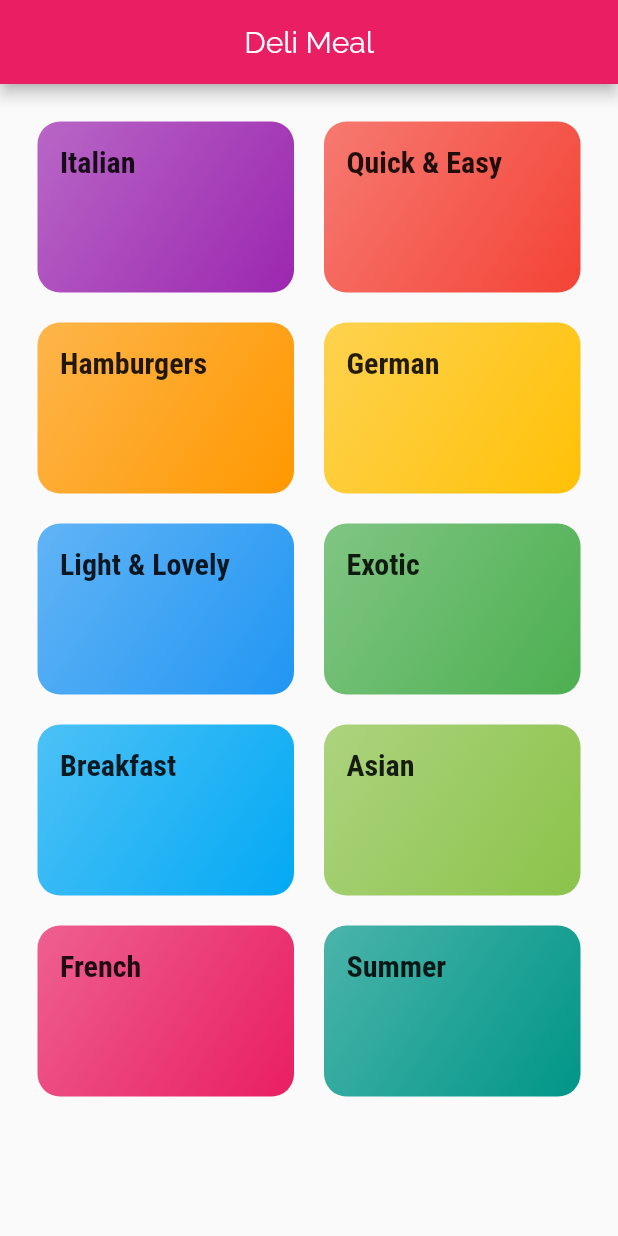
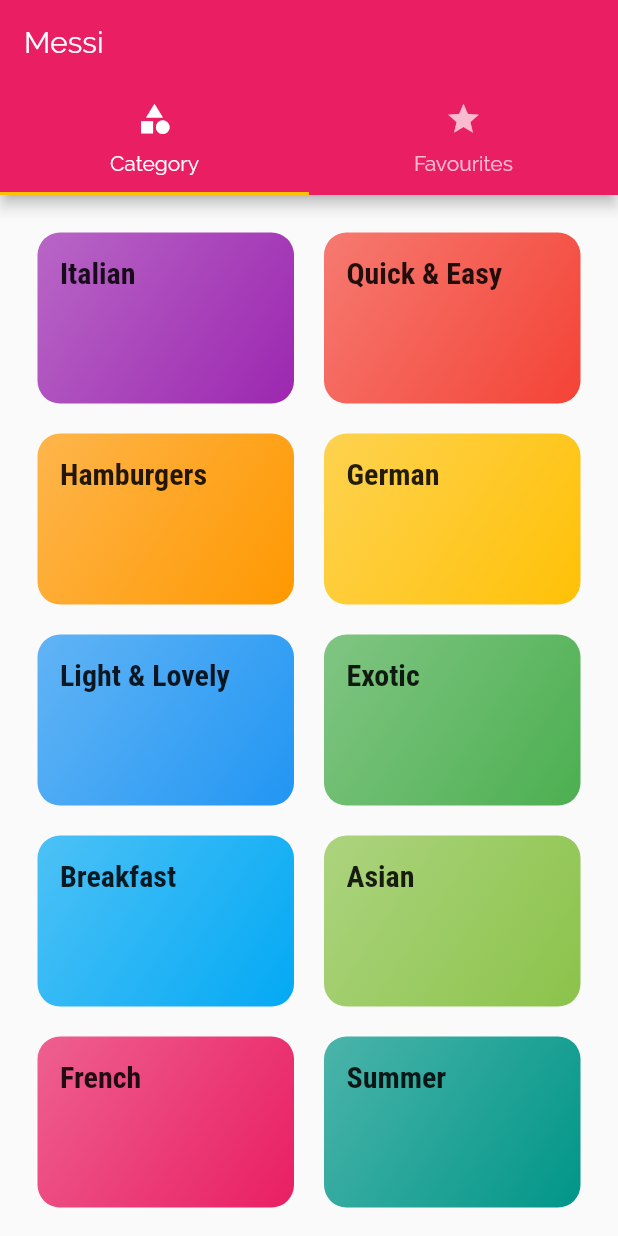
Before and after one commit to ahmed3ssem/deli_meals, a Flutter app: the screen it shows after launch, on a phone screen of 412 x 824 dp. Run offline on Flutter 3.47's test engine with Material 2 defaults, Android fonts, the phone set to English and light mode, and no system bars.

Commit message:
Add Tabs To AppBar

```diff
--- a/lib/main.dart
+++ b/lib/main.dart
@@ -1,3 +1,4 @@
+import 'package:deli_meals/screens/tabs_screen.dart';
 import 'package:flutter/material.dart';
 
 import 'screens/categories_screen.dart';
@@ -20,7 +21,7 @@ class MyApp extends StatelessWidget {
           title: TextStyle(fontSize: 20,fontFamily: 'RobotoCondensed',fontWeight: FontWeight.bold)
         ),
       ),
-      home: CategoriesScreen(),
+      home: TabsScreen(),
     );
   }
 }
--- a/lib/screens/categories_screen.dart
+++ b/lib/screens/categories_screen.dart
@@ -6,12 +6,7 @@ import '../widget/category_item.dart';
 class CategoriesScreen extends StatelessWidget {
   @override
   Widget build(BuildContext context) {
-    return Scaffold(
-      appBar: AppBar(
-        title: const Text('Deli Meal'),
-        centerTitle: true,
-      ),
-      body: GridView(
+    return GridView(
         padding:const EdgeInsets.all(25),
         children: DUMMY_CATEGORIES
             .map(
@@ -29,7 +24,6 @@ class CategoriesScreen extends StatelessWidget {
           crossAxisSpacing: 20,
           mainAxisSpacing: 20,
         ),
-      ),
     );
   }
 }
--- /dev/null
+++ b/lib/screens/favourites_screen.dart
@@ -0,0 +1,8 @@
+import 'package:flutter/material.dart';
+
+class FavouritesScreen extends StatelessWidget {
+  @override
+  Widget build(BuildContext context) {
+    return Container(child: Text("Messi"),);
+  }
+}
--- /dev/null
+++ b/lib/screens/tabs_screen.dart
@@ -0,0 +1,28 @@
+import 'package:deli_meals/screens/categories_screen.dart';
+import 'package:deli_meals/screens/favourites_screen.dart';
+import 'package:flutter/material.dart';
+
+class TabsScreen extends StatefulWidget {
+  @override
+  _TabsScreenState createState() => _TabsScreenState();
+}
+
+class _TabsScreenState extends State<TabsScreen> {
+  @override
+  Widget build(BuildContext context) {
+    return DefaultTabController(length: 2, child: Scaffold(
+      appBar: AppBar(
+        title: Text("Messi"),
+        bottom: TabBar(tabs: <Widget>[
+          Tab(icon: Icon(Icons.category),text: "Category",),
+          Tab(icon: Icon(Icons.star),text: "Favourites",),
+        ]),
+      ),
+      body: TabBarView(children: <Widget>[
+        CategoriesScreen(),
+        FavouritesScreen()
+      ]),
+    )
+    );
+  }
+}
```
